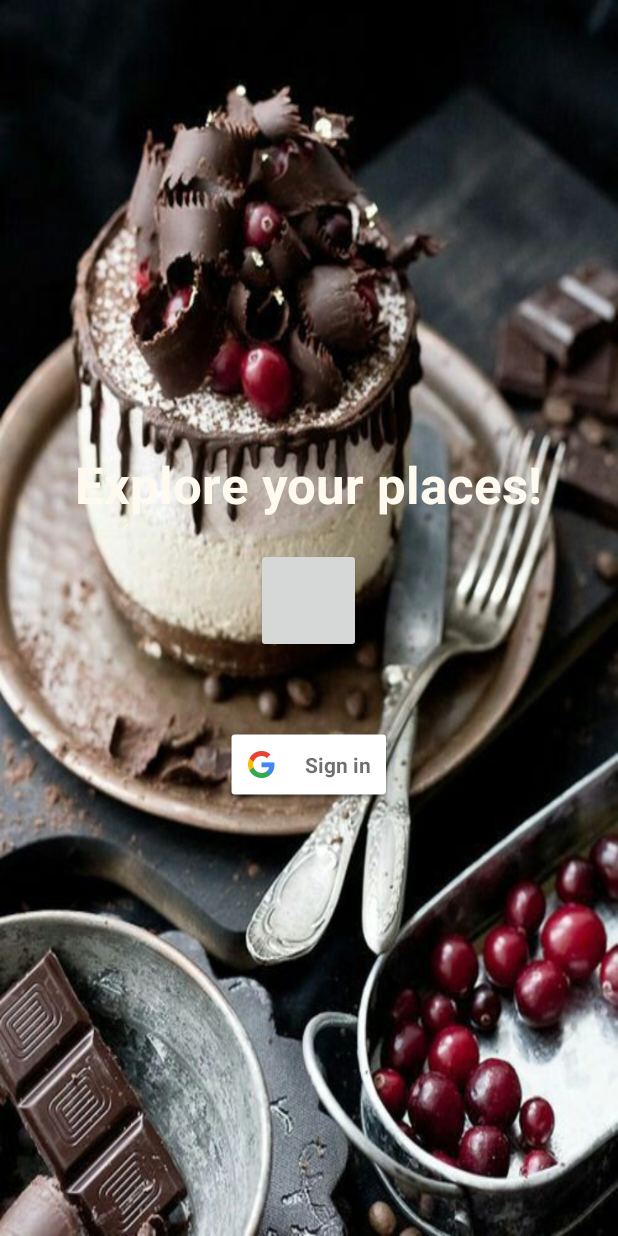
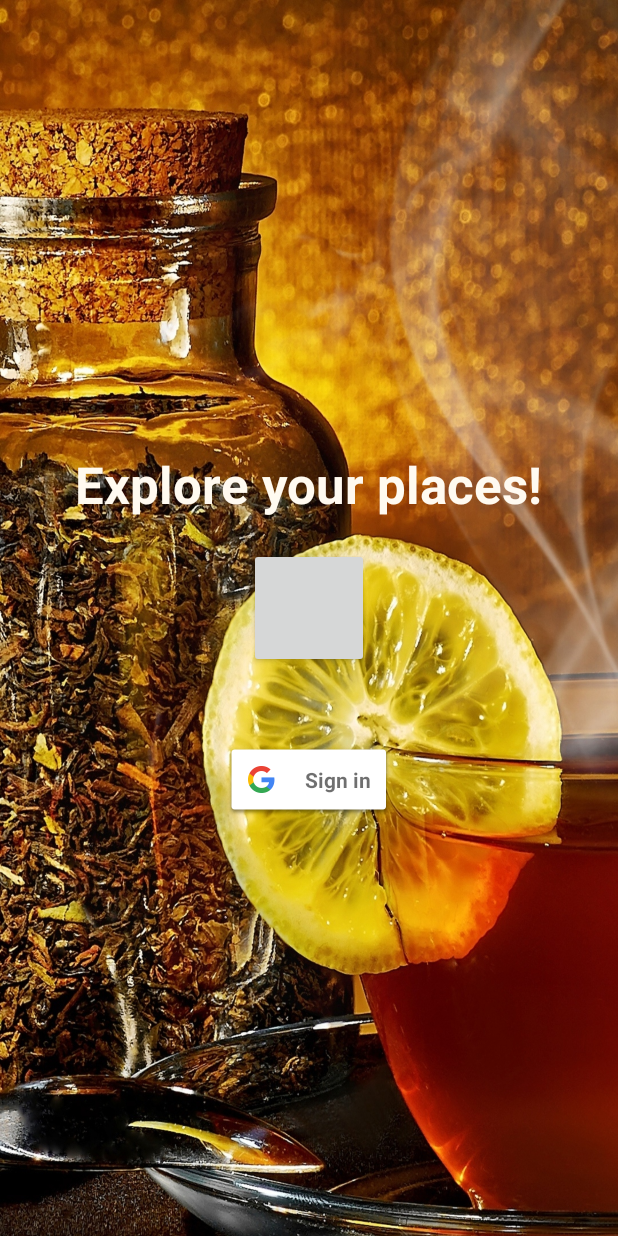
Before and after one commit to tranphuochien/midproject, an Android app: the screen it shows after launch (MainActivity), on a phone screen of 412 x 824 dp. Run offline under Robolectric (Android 15) with nearby library versions, the phone set to English and light mode, and no system bars; our stand-ins replace Firebase (no records; nobody signed in at launch, a user with empty details on screens opened directly); plain views replace CircleButton.

Commit message:
fix UI part 2 - han

```diff
--- a/app/src/main/res/layout/activity_main.xml
+++ b/app/src/main/res/layout/activity_main.xml
@@ -21,16 +21,17 @@
 
     <at.markushi.ui.CircleButton
         android:id="@+id/btnHome"
-        android:layout_width="70dp"
-        android:layout_height="70dp"
+        android:layout_width="80dp"
+        android:layout_height="80dp"
         android:layout_alignParentBottom="true"
         android:layout_centerHorizontal="true"
         android:layout_gravity="center"
         android:layout_marginTop="20dp"
         android:onClick="onClickGetStarted"
         android:src="@drawable/ic_action_tick"
+        android:scaleType="centerCrop"
         app:cb_color="#BA55D3"
-        app:cb_pressedRingWidth="1dp" />
+        app:cb_pressedRingWidth="0dp" />
 
 
     <com.google.android.gms.common.SignInButton
```
Also changed, not shown: app/src/main/res/drawable/cupcake_background.jpg, app/src/main/res/drawable/ic_action_tick.png.
